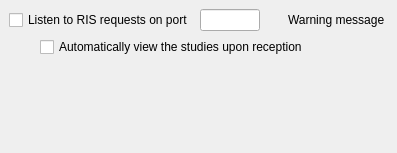
First picture: the form in starviewer/src/inputoutput/qlistenrisrequestsconfigurationscreenbase.ui, repository starviewer-medical/starviewer, before the edit.
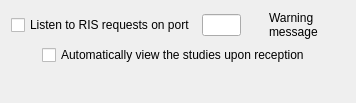
Second picture: the form after the edit. Icons and pictures are not drawn.

Commit message:
ENH: Fine-tune the configuration dialog.
Overall layout are less vertical to better use the available space and
reduce the presence of scrollbars. Also, the tab order has been fixed.

What changed in the file:
```diff
--- a/starviewer/src/inputoutput/qlistenrisrequestsconfigurationscreenbase.ui
+++ b/starviewer/src/inputoutput/qlistenrisrequestsconfigurationscreenbase.ui
@@ -6,30 +6,24 @@
    <rect>
     <x>0</x>
     <y>0</y>
-    <width>397</width>
-    <height>153</height>
+    <width>356</width>
+    <height>103</height>
    </rect>
   </property>
   <property name="windowTitle">
    <string>RIS Listener Configuration</string>
   </property>
-  <layout class="QGridLayout">
-   <property name="leftMargin">
-    <number>9</number>
-   </property>
-   <property name="topMargin">
-    <number>9</number>
-   </property>
-   <property name="rightMargin">
-    <number>9</number>
-   </property>
-   <property name="bottomMargin">
-    <number>9</number>
-   </property>
-   <property name="spacing">
-    <number>6</number>
-   </property>
-   <item row="1" column="1">
+  <layout class="QVBoxLayout" name="verticalLayout">
+   <item>
+    <layout class="QHBoxLayout" name="horizontalLayout">
+     <item>
+      <widget class="QCheckBox" name="m_checkBoxListenRisRequests">
+       <property name="text">
+        <string>Listen to RIS requests on port</string>
+       </property>
+      </widget>
+     </item>
+     <item>
     <widget class="QLineEdit" name="m_textPortListenRisRequests">
      <property name="maximumSize">
       <size>
@@ -39,14 +33,7 @@
      </property>
     </widget>
    </item>
-   <item row="1" column="0">
-    <widget class="QCheckBox" name="m_checkBoxListenRisRequests">
-     <property name="text">
-      <string>Listen to RIS requests on port</string>
-     </property>
-    </widget>
-   </item>
-   <item row="1" column="2">
+     <item>
     <widget class="QLabel" name="m_RISRequestsPortWarningIcon">
      <property name="minimumSize">
       <size>
@@ -68,7 +55,7 @@
      </property>
     </widget>
    </item>
-   <item row="1" column="3">
+     <item>
     <widget class="QLabel" name="m_RISRequestsPortWarningLabel">
      <property name="text">
       <string>Warning message</string>
@@ -78,7 +65,9 @@
      </property>
     </widget>
    </item>
-   <item row="2" column="0" colspan="4">
+    </layout>
+   </item>
+   <item>
     <layout class="QHBoxLayout">
      <property name="spacing">
       <number>6</number>
@@ -120,7 +109,7 @@
      </item>
     </layout>
    </item>
-   <item row="3" column="0" colspan="4">
+   <item>
     <spacer>
      <property name="orientation">
       <enum>Qt::Vertical</enum>
```
Lines whose indentation alone changed are shown as unchanged. The commit also changes 5 other files.
